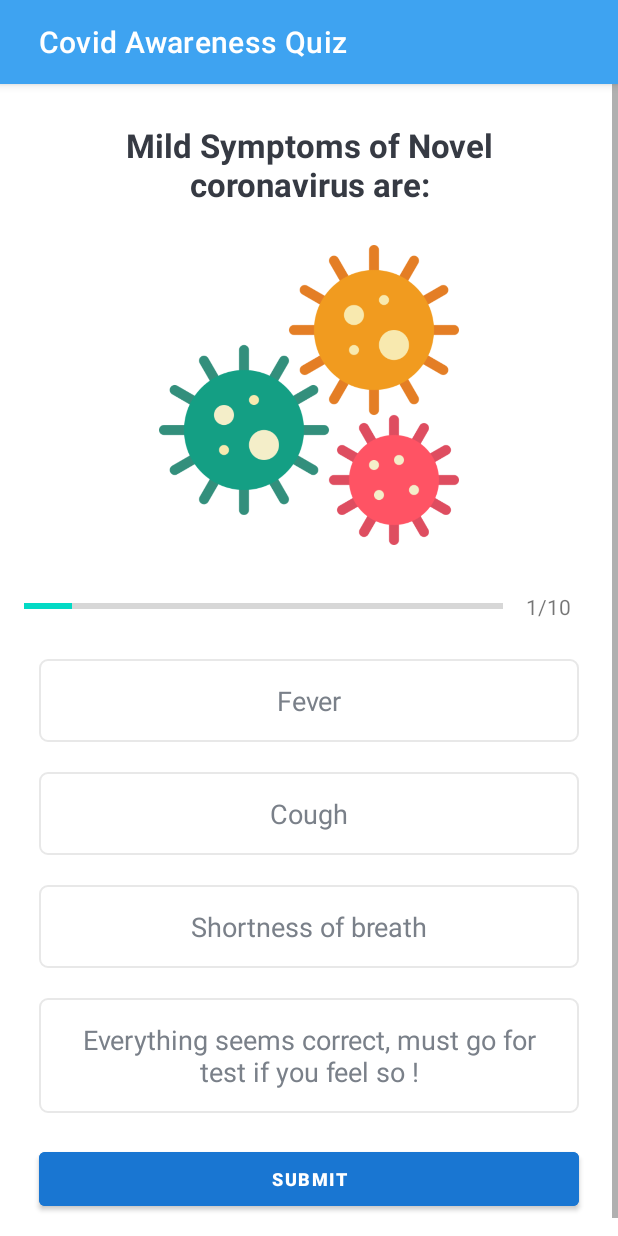
After one commit to Siddharth-sing/Quizeria-Take-challenge, an Android app: the CovidQuizQuestionsActivity screen opened directly, with no data from a screen before it, on a phone screen of 412 x 824 dp. The commit adds this screen. Run offline under Robolectric (Android 15) with nearby library versions, the phone set to English and light mode, and no system bars.

Commit message:
Created CovidQuizQuestionsActivity

```diff
--- a/app/src/main/AndroidManifest.xml
+++ b/app/src/main/AndroidManifest.xml
@@ -9,7 +9,8 @@
         android:roundIcon="@drawable/ic_giraafe"
         android:supportsRtl="true"
         android:theme="@style/Theme.Quizeria">
-        <activity android:name=".GreenEarthQuizQuestionsActivity"></activity>
+        <activity android:name=".CovidQuizQuestionsActivity"></activity>
+        <activity android:name=".GreenEarthQuizQuestionsActivity" />
         <activity android:name=".IndiaQuizQuestionsActivity" />
         <activity
             android:name=".TopicsActivity"
--- a/app/src/main/java/com/siddharthsinghbaghel/quizeria/Constants.kt
+++ b/app/src/main/java/com/siddharthsinghbaghel/quizeria/Constants.kt
@@ -406,4 +406,214 @@ object Constants{
         return questionsList
 
     }
+
+    fun getCovidQuestions(): ArrayList<MyQuestions>{
+
+        val questionsList = ArrayList<MyQuestions>()
+
+        val que1 = MyQuestions(1,
+            "Basic procedures to follow if come in contact with a person who may have COVID-19:",
+            R.drawable.virus,
+            "Wash your hands, avoid touching with your eyes & mouth and avoid contact with other people.",
+            "Panic! We are all going to die!",
+            "Spray the person with Lysol.",
+            "Do nothing.  It's probably just a cold.",
+            1
+        )
+
+        questionsList.add(que1)
+
+        val que2 = MyQuestions(
+            2,
+            "What does COVID-19 stand for?",
+             R.drawable.virus,
+            "It's a term for Coronavirus Disease 19, because it's the 19th strain of coronavirus discovered.",
+            "t's a term that stands for Coronavirus Disease 2019, the year it was first identified.",
+            "I am not familiar with Covid-19",
+            "I don't know!",
+            2
+        )
+
+        questionsList.add(que2)
+
+        // 3
+        val que3 = MyQuestions(
+            3,
+            "What other viruses belong to the corona virus family?",
+            R.drawable.virus,
+            "SARS and influenza",
+            "SARS and MERS",
+            "SARS and HIV",
+            "All of the above",
+            2
+        )
+
+        questionsList.add(que3)
+
+        // 4
+        val que4 = MyQuestions(
+            4,
+            "There are currently vaccines for the following corona viruses:",
+            R.drawable.virus,
+            "SARS",
+            "MERS",
+            "SARS and MERS",
+            "No vaccines till now! :(",
+            4
+        )
+
+        questionsList.add(que4)
+
+        // 5
+        val que5 = MyQuestions(
+            5,
+            "How does weather seem to affect the novel coronavirus?",
+            R.drawable.virus,
+            "The virus can’t survive in hot, humid climates.",
+            "Cold temperatures can kill the virus.",
+            "It is not yet known :|",
+            "Virus loves rain! ",
+            3
+        )
+
+        questionsList.add(que5)
+
+        // 6
+        val que6 = MyQuestions(
+            6,
+            "In India, when did the second phase of COVID-19 vaccination start?",
+            R.drawable.virus,
+            "December 2020",
+            "January 2021",
+            "February 2021",
+            "March 2021",
+            4
+        )
+
+        questionsList.add(que6)
+
+        // 7
+        val que7 = MyQuestions(
+            7,
+            " Which of the following statement is/are correct about Favipiravir?",
+            R.drawable.virus,
+            " Favipiravir is an antiviral COVID-19 drug.",
+            " Glenmark Pharmaceuticals under the brand name FabiFlu has launched an antiviral drug Favipiravir.",
+            "It is India's first COVID-19 drug launched, priced at Rs 103 per tablet.",
+            "Everything seems correct :)",
+            4
+        )
+
+        questionsList.add(que7)
+
+        // 8
+        val que8 = MyQuestions(
+            8,
+            "Thailand announced that it has proceeded to test it's novel coronavirus vaccine on which animal/bird?",
+            R.drawable.virus,
+            "Monkeys!",
+            " Lizards! :(",
+            "Hen!",
+            "Chimps! ",
+            1
+        )
+
+        questionsList.add(que8)
+
+        // 9
+        val que9 = MyQuestions(
+            9,
+            "In a study, which cells are found in COVID-19 patients 'bode well' for long-term immunity?",
+            R.drawable.virus,
+            "P-cell",
+            "D-cell",
+            "T-cell",
+            "I hate biology! :(",
+            3
+        )
+
+        questionsList.add(que9)
+
+        // 10
+        val que10 = MyQuestions(
+            10,
+            "Name the vaccine that is jointly developed by the German company BioNTech and US pharma giant Pfizer for COVID-19?",
+            R.drawable.virus,
+            "BNT162",
+            "PICOVACC",
+            "Both of the above vaccines",
+            "Not sure! :|",
+            1
+        )
+
+        questionsList.add(que10)
+
+        val que11 = MyQuestions(
+            11,
+            "Name a clinical trial in which blood is transfused from recovered COVID-19 patients to a coronavirus patient who is in critical condition?",
+            R.drawable.virus,
+            "Solidarity",
+            "Plasma Therapy",
+            "Remdesivir",
+            "Hydroxychloroquine ",
+            2
+        )
+
+        questionsList.add(que11)
+
+        val que12 = MyQuestions(
+            12,
+            "What happens to a person suffering from COVID-19?",
+            R.drawable.virus,
+            "Around 80% of the people will require no treatment as such and will recover on their own.",
+            " Around <20% or a small proportion may need hospitalisation.",
+            "A very small proportion basically suffering from chronic illness may need admission in an Intensive Care Unit (ICU).",
+            "Everything seems correct :) ",
+            4
+        )
+
+        questionsList.add(que12)
+
+        val que13 = MyQuestions(
+            13,
+            "The first case of novel coronavirus was identified in .....",
+            R.drawable.virus,
+            "Beijing",
+            "Shanghai",
+            "Wuhan, Hubei, We know the culprit :(",
+            "Tianjin",
+            3
+        )
+
+        questionsList.add(que13)
+
+        val que14 = MyQuestions(
+            14,
+            "Mild Symptoms of Novel coronavirus are:",
+            R.drawable.virus,
+            "Fever",
+            "Cough",
+            "Shortness of breath",
+            "Everything seems correct, must go for test if you feel so !",
+            4
+        )
+
+        questionsList.add(que14)
+
+        val que15 = MyQuestions(
+            15,
+            "From where coronavirus got its name?",
+            R.drawable.virus,
+            "Due to their crown-like projections.",
+            "Due to their leaf-like projections.",
+            "Due to their surface structure of bricks.",
+            "I don't know!",
+            1
+        )
+
+        questionsList.add(que15)
+
+        return questionsList
+
+    }
 }
--- /dev/null
+++ b/app/src/main/java/com/siddharthsinghbaghel/quizeria/CovidQuizQuestionsActivity.kt
@@ -0,0 +1,198 @@
+package com.siddharthsinghbaghel.quizeria
+
+import android.content.Intent
+import android.graphics.Color
+import android.graphics.Typeface
+import androidx.appcompat.app.AppCompatActivity
+import android.os.Bundle
+import android.view.View
+import android.widget.TextView
+import android.widget.Toast
+import androidx.core.content.ContextCompat
+import kotlinx.android.synthetic.main.activity_covid_quiz_questions.*
+
+class CovidQuizQuestionsActivity : AppCompatActivity(), View.OnClickListener {
+
+    private var mCurrentPosition: Int = 1
+    private var mQuestionList: ArrayList<MyQuestions>? = null
+    private var mSelectedOptionPosition: Int = 0
+    private var mCorrectAnswer: Int = 0
+    private var mUserName: String? = null
+    private var progressBarNumber: Int = 1
+
+    private var s = mutableSetOf<Int>()
+    private var index = 0
+
+    override fun onCreate(savedInstanceState: Bundle?) {
+        super.onCreate(savedInstanceState)
+        title = "  Covid Awareness Quiz"
+        setContentView(R.layout.activity_covid_quiz_questions)
+
+        mUserName = intent.getStringExtra(Constants.USER_NAME)
+        mQuestionList = Constants.getCovidQuestions()
+
+        while (s.size < 10)
+        {
+            s.add((1..15).random())
+        }
+        val randomList = s.toList()
+
+        println(randomList)
+
+        setQuestion()
+
+        tv_option_one.setOnClickListener(this)   /* onClick() method is implemented below */
+        tv_option_two.setOnClickListener(this)
+        tv_option_three.setOnClickListener(this)
+        tv_option_four.setOnClickListener(this)
+        btn_submit.setOnClickListener(this)
+
+    }
+
+    private fun setQuestion()
+    {
+
+        val randomList = s.toList()
+        val ran = randomList[index]
+        index++;
+
+        println(ran)
+
+        mCurrentPosition = ran
+        val currentQuestion : MyQuestions = mQuestionList!![mCurrentPosition - 1]
+
+        defaultOptionView()
+
+        btn_submit.text = "SUBMIT"
+
+
+        progressBar.progress = progressBarNumber
+        tv_progress.text = "$progressBarNumber" + "/" +progressBar.max
+        tv_question.text = currentQuestion!!.question
+        img_flag.setImageResource(currentQuestion.image)
+        tv_option_one.text = currentQuestion.optionOne
+        tv_option_two.text = currentQuestion.optionTwo
+        tv_option_three.text = currentQuestion.optionThree
+        tv_option_four.text = currentQuestion.optionFour
+    }
+
+    private fun defaultOptionView(){
+
+        val options = ArrayList<TextView>()
+        options.add(0,tv_option_one)
+        options.add(1,tv_option_two)
+        options.add(2,tv_option_three)
+        options.add(3,tv_option_four)
+
+        for(option in options){
+
+            option.setTextColor(Color.parseColor("#7A8089"))
+            option.typeface = Typeface.DEFAULT
+            option.background = ContextCompat.getDrawable(this,R.drawable.default_option_border_background)
+        }
+
+    }
+
+    override fun onClick(v: View?) {
+
+        when(v?.id){
+            R.id.tv_option_one ->{
+                selectedOptionView(tv_option_one,1)
+            }
+            R.id.tv_option_two ->{
+                selectedOptionView(tv_option_two,2)
+            }
+            R.id.tv_option_three ->{
+                selectedOptionView(tv_option_three,3)
+            }
+            R.id.tv_option_four ->{
+                selectedOptionView(tv_option_four,4)
+            }
+            R.id.btn_submit ->{
+
+                if(mSelectedOptionPosition == 0) {
+                    progressBarNumber++
+                    when {
+                        progressBarNumber <= 10 -> {
+                            setQuestion()
+                            tv_option_one.isClickable = true
+                            tv_option_two.isClickable = true
+                            tv_option_three.isClickable = true
+                            tv_option_four.isClickable = true
+                        }
+                        else -> {
+                            Toast.makeText(this, "Quiz Completed", Toast.LENGTH_SHORT)
+                                .show()
+                            val intent = Intent(this,ResultActivity::class.java)
+                            intent.putExtra(Constants.USER_NAME,mUserName)
+                            intent.putExtra(Constants.CORRECT_ANSWER,mCorrectAnswer)
+                            intent.putExtra(Constants.TOTAL_QUESTION, 10)
+                            startActivity(intent)
+                            finish()
+                        }
+                    }
+                }else{
+
+                    tv_option_one.isClickable = false
+                    tv_option_two.isClickable = false
+                    tv_option_three.isClickable = false
+                    tv_option_four.isClickable = false
+
+                    val question = mQuestionList?.get( mCurrentPosition -1 )
+                    if(question!!.correctAnswer != mSelectedOptionPosition)
+                    {
+                        answerView(mSelectedOptionPosition,R.drawable.wrong_option_background)
+                    }else{
+                        mCorrectAnswer++
+                    }
+                    answerView(question!!.correctAnswer,R.drawable.correct_option_background)
+
+                    if(progressBarNumber == 10){
+                        btn_submit.text = "FINISH"
+                    }
+                    else{
+                        btn_submit.text = "GO TO NEXT QUESTION"
+                    }
+                    mSelectedOptionPosition = 0
+                }
+
+            }
+        }
+
+    }
+    private fun answerView(answer: Int, drawableView: Int){
+        when(answer){
+            1->{
+                tv_option_one.setTextColor(Color.parseColor("#363A43"))
+                tv_option_one.setTypeface(tv_option_one.typeface,Typeface.BOLD)
+                tv_option_one.background = ContextCompat.getDrawable(this,drawableView)
+            }
+            2->{
+                tv_option_two.setTextColor(Color.parseColor("#363A43"))
+                tv_option_two.setTypeface(tv_option_two.typeface,Typeface.BOLD)
+                tv_option_two.background = ContextCompat.getDrawable(this,drawableView)
+            }
+            3->{
+                tv_option_three.setTextColor(Color.parseColor("#363A43"))
+                tv_option_three.setTypeface(tv_option_three.typeface,Typeface.BOLD)
+                tv_option_three.background = ContextCompat.getDrawable(this,drawableView)
+            }
+            4->{
+                tv_option_four.setTextColor(Color.parseColor("#363A43"))
+                tv_option_four.setTypeface(tv_option_four.typeface,Typeface.BOLD)
+                tv_option_four.background = ContextCompat.getDrawable(this,drawableView)
+            }
+        }
+    }
+
+    private fun selectedOptionView(txtView : TextView,selectedOptionNum : Int){
+
+        defaultOptionView()
+        mSelectedOptionPosition = selectedOptionNum
+
+        txtView.setTextColor(Color.parseColor("#363A43"))
+        txtView.setTypeface(txtView.typeface,Typeface.BOLD)
+        txtView.background = ContextCompat.getDrawable(this,R.drawable.selected_option_border_background)
+
+    }
+}
--- a/app/src/main/java/com/siddharthsinghbaghel/quizeria/TopicsActivity.kt
+++ b/app/src/main/java/com/siddharthsinghbaghel/quizeria/TopicsActivity.kt
@@ -46,6 +46,12 @@ class TopicsActivity : AppCompatActivity(), View.OnClickListener {
                  startActivity(intent)
                  finish()
              }
+             R.id.crdv_Covid ->{
+                 val intent = Intent(this,CovidQuizQuestionsActivity::class.java)
+                 intent.putExtra(Constants.USER_NAME,mUserName)
+                 startActivity(intent)
+                 finish()
+             }
 
          }
     }
--- /dev/null
+++ b/app/src/main/res/layout/activity_covid_quiz_questions.xml
@@ -0,0 +1,128 @@
+<?xml version="1.0" encoding="utf-8"?>
+<ScrollView xmlns:android="http://schemas.android.com/apk/res/android"
+    xmlns:tools="http://schemas.android.com/tools"
+    android:layout_width="match_parent"
+    android:layout_height="match_parent"
+    tools:context=".CovidQuizQuestionsActivity"
+    android:fillViewport="true">
+
+    <LinearLayout
+        android:layout_width="match_parent"
+        android:layout_height="wrap_content"
+        android:orientation="vertical"
+        android:gravity="center"
+        android:padding="16dp"
+        >
+
+        <TextView
+            android:id="@+id/tv_question"
+            android:layout_width="match_parent"
+            android:layout_height="wrap_content"
+            android:layout_margin="10dp"
+            android:gravity="center"
+            android:textColor="#363A43"
+            android:textStyle="bold"
+            android:textSize="22sp"
+            tools:text="What is covid-19?"/>
+
+        <ImageView
+            android:id="@+id/img_flag"
+            android:layout_width="match_parent"
+            android:layout_height="200dp"
+            android:layout_marginTop="16dp"
+            android:src="@drawable/virus" />
+
+        <LinearLayout
+            android:id="@+id/ll_progress_details"
+            android:layout_width="match_parent"
+            android:layout_height="wrap_content"
+            android:layout_marginTop="16dp"
+            android:orientation="horizontal"
+            android:gravity="center_vertical"
+            >
+            <ProgressBar
+                android:id="@+id/progressBar"
+                style="?android:attr/progressBarStyleHorizontal"
+                android:layout_width="0dp"
+                android:layout_height="wrap_content"
+                android:layout_weight="1"
+                android:max="10"
+                android:minHeight="50dp"
+                android:progress="0"
+                android:indeterminate="false"
+                />
+            <TextView
+                android:id="@+id/tv_progress"
+                android:layout_width="wrap_content"
+                android:layout_height="match_parent"
+                android:gravity="center"
+                android:padding="15dp"
+                android:textColorHint="#7A8089"
+                android:textSize="14sp"
+                android:text="0/10"/>
+        </LinearLayout>
+
+        <TextView
+            android:id="@+id/tv_option_one"
+            android:layout_width="match_parent"
+            android:layout_height="wrap_content"
+            android:layout_margin="10dp"
+            android:background="@drawable/default_option_border_background"
+            android:gravity="center"
+            android:padding="15dp"
+            android:textColor="#7A8089"
+            android:textSize="18sp"
+            tools:text="It's a term for Coronavirus Disease 19, because it's the 19th strain of coronavirus discovered."
+            />
+        <TextView
+            android:id="@+id/tv_option_two"
+            android:layout_width="match_parent"
+            android:layout_height="wrap_content"
+            android:layout_margin="10dp"
+            android:background="@drawable/default_option_border_background"
+            android:gravity="center"
+            android:padding="15dp"
+            android:textColor="#7A8089"
+            android:textSize="18sp"
+            tools:text="Bacteria"
+            />
+        <TextView
+            android:id="@+id/tv_option_three"
+            android:layout_width="match_parent"
+            android:layout_height="wrap_content"
+            android:layout_margin="10dp"
+            android:background="@drawable/default_option_border_background"
+            android:gravity="center"
+            android:padding="15dp"
+            android:textColor="#7A8089"
+            android:textSize="18sp"
+            tools:text="Fungus"
+            />
+        <TextView
+            android:id="@+id/tv_option_four"
+            android:layout_width="match_parent"
+            android:layout_height="wrap_content"
+            android:layout_margin="10dp"
+            android:background="@drawable/default_option_border_background"
+            android:gravity="center"
+            android:padding="15dp"
+            android:textColor="#7A8089"
+            android:textSize="18sp"
+            tools:text="China"
+            />
+
+        <Button
+            android:id="@+id/btn_submit"
+            android:layout_width="match_parent"
+            android:layout_height="wrap_content"
+            android:text="Submit"
+            android:layout_margin="10dp"
+            android:backgroundTint="#1976D2"
+            android:textStyle="bold"
+            android:textSize="12sp"
+            android:textColor="@color/white"
+            />
+
+    </LinearLayout>
+
+</ScrollView>
```
